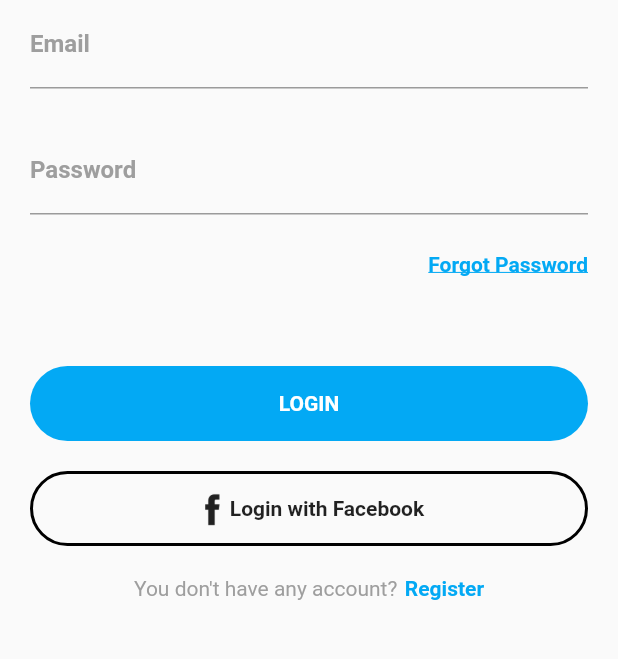
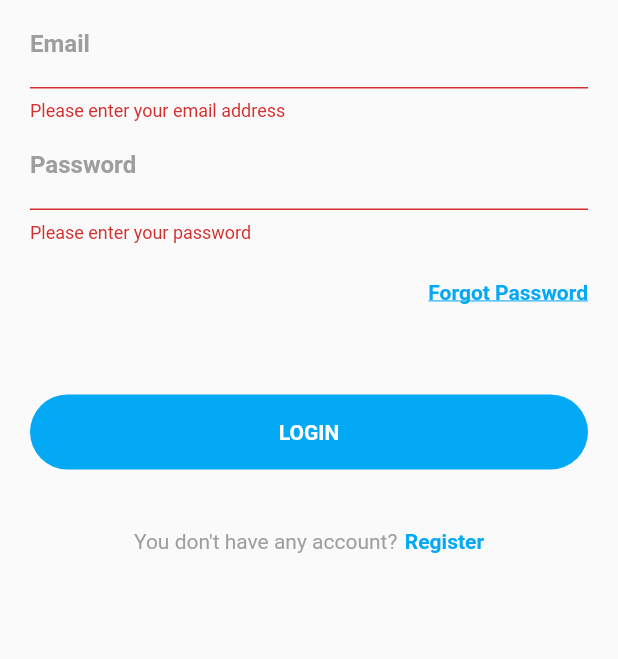
Before and after one commit to kirkcharlesniv/viva_aranzazu, a Flutter app: the LoginPage screen opened directly, after a tap on "LOGIN", on a phone screen of 412 x 824 dp, the part 246-905 px from its top. Run offline on Flutter 3.47's test engine with Material 2 defaults, Android fonts, the phone set to English and light mode, and no system bars; our stand-ins replace bloc, built_collection, built_value, cached_network_image, firebase_auth, flutter_bloc and 4 more; missing offline and left inert: transformer_page_view; accounts and stored records are empty; generated files the repository leaves out were written again; Roboto replaces fonts that are missing (MontSerrat, Montserrat); statements that could not run were skipped.

Commit message:
Login, Register Firebase Implementation

```diff
--- /dev/null
+++ b/lib/services/auth_service.dart
@@ -0,0 +1,37 @@
+import 'package:firebase_auth/firebase_auth.dart';
+
+class AuthService {
+  final FirebaseAuth _firebaseAuth = FirebaseAuth.instance;
+
+  Stream<String> get onAuthStateChanged =>
+      _firebaseAuth.onAuthStateChanged.map((FirebaseUser user) => user?.uid);
+
+  Future<String> createUserWithEmailAndPassword(
+      String email, String password, String name) async {
+    final currentUser = await _firebaseAuth.createUserWithEmailAndPassword(
+      email: email,
+      password: password,
+    );
+
+    FirebaseUser user = await _firebaseAuth.currentUser();
+
+    // Update the username
+    var userUpdateInfo = UserUpdateInfo();
+    userUpdateInfo.displayName = name;
+    await user.updateProfile(userUpdateInfo);
+    await user.reload();
+    return user.uid;
+  }
+
+  Future<String> signInWithEmailAndPassword(
+      String email, String password) async {
+    return (await _firebaseAuth.signInWithEmailAndPassword(
+            email: email, password: password))
+        .user
+        .uid;
+  }
+
+  signOut() {
+    return _firebaseAuth.signOut();
+  }
+}
--- a/lib/widgets/authentication/login.dart
+++ b/lib/widgets/authentication/login.dart
@@ -1,4 +1,5 @@
 import 'package:flutter/material.dart';
+import 'package:viva_aranzazu/widgets/authentication/provider.dart';
 
 class LoginPage extends StatefulWidget {
   @override
@@ -6,6 +7,10 @@ class LoginPage extends StatefulWidget {
 }
 
 class _LoginPageState extends State<LoginPage> {
+  final formKey = GlobalKey<FormState>();
+  String _email, _password;
+  bool _autoValidate = false;
+
   @override
   Widget build(BuildContext context) {
     return Scaffold(
@@ -45,29 +50,12 @@ class _LoginPageState extends State<LoginPage> {
               margin: EdgeInsets.only(top: 0, left: 20, right: 20),
               child: Column(
                 children: <Widget>[
-              TextField(
-                //TODO: IMPLEMENT DATA VALIDATION
-                decoration: InputDecoration(
-                    labelText: 'Email',
-                    labelStyle: TextStyle(
-                      fontFamily: 'MontSerrat',
-                      fontWeight: FontWeight.bold,
-                      color: Colors.grey,
-                    )),
+                  Form(
+                    key: formKey,
+                    autovalidate: _autoValidate,
+                    child: Column(
+                      children: buildInputs(),
                     ),
-              SizedBox(
-                height: 25,
-              ),
-              TextField(
-                //TODO: IMPLEMENT DATA VALIDATION
-                decoration: InputDecoration(
-                    labelText: 'Password',
-                    labelStyle: TextStyle(
-                      fontFamily: 'MontSerrat',
-                      fontWeight: FontWeight.bold,
-                      color: Colors.grey,
-                    )),
-                obscureText: true,
                   ),
                   Container(
                     alignment: Alignment.centerRight,
@@ -104,50 +92,16 @@ class _LoginPageState extends State<LoginPage> {
                       ),
                     ),
                     onTap: () {
-                  print("Tapped on Login button");
-                  //TODO: LOGIN ON FIREBASE DATABASE
+                      if (formKey.currentState.validate()) {
+                        submit();
+                      } else {
+                        _autoValidate = true;
+                      }
                     },
                   ),
                   SizedBox(
                     height: 20,
                   ),
-              GestureDetector(
-                  child: Container(
-                    height: 50,
-                    child: Material(
-                      color: Colors.transparent,
-                      child: Container(
-                        decoration: BoxDecoration(
-                            border: Border.all(
-                              color: Colors.black,
-                              style: BorderStyle.solid,
-                              width: 2,
-                            ),
-                            borderRadius: BorderRadius.circular(30)),
-                        child: Row(
-                          mainAxisAlignment: MainAxisAlignment.center,
-                          children: <Widget>[
-                            Center(
-                              child:
-                                  ImageIcon(AssetImage('assets/facebook.png')),
-                            ),
-                            Center(
-                              child: Text(
-                                'Login with Facebook',
-                                style: TextStyle(
-                                    fontFamily: 'Montserrat',
-                                    fontWeight: FontWeight.bold),
-                              ),
-                            )
-                          ],
-                        ),
-                      ),
-                    ),
-                  ),
-                  onTap: () {
-                    print('Tapped on Facebook');
-                    //TODO: LOGIN USING FACEBOOK
-                  }),
                 ],
               ),
             ),
@@ -181,4 +135,67 @@ class _LoginPageState extends State<LoginPage> {
           ],
         ));
   }
+
+  List<Widget> buildInputs() {
+    List<Widget> textFields = [];
+    textFields.add(
+      TextFormField(
+        onSaved: (value) => _email = value,
+        validator: (value) => validateEmail(value),
+        decoration: InputDecoration(
+            labelText: 'Email',
+            labelStyle: TextStyle(
+              fontFamily: 'MontSerrat',
+              fontWeight: FontWeight.bold,
+              color: Colors.grey,
+            )),
+      ),
+    );
+    textFields.add(
+      TextFormField(
+        onSaved: (value) => _password = value,
+        validator: (value) {
+          if (value.isEmpty) return 'Please enter your password';
+          return null;
+        },
+        decoration: InputDecoration(
+            labelText: 'Password',
+            labelStyle: TextStyle(
+              fontFamily: 'MontSerrat',
+              fontWeight: FontWeight.bold,
+              color: Colors.grey,
+            )),
+        obscureText: true,
+      ),
+    );
+    return textFields;
   }
+
+  void submit() async {
+    final form = formKey.currentState;
+    form.save();
+
+    try {
+      final authService = Provider
+          .of(context)
+          .authService;
+      String uid =
+      await authService.signInWithEmailAndPassword(_email, _password);
+      print("Signed in with ID $uid");
+      Navigator.of(context).pushReplacementNamed('/home');
+    } catch (e) {
+      print(e);
+    }
+  }
+
+  String validateEmail(String value) {
+    Pattern pattern =
+        r'^(([^<>()[\]\\.,;:\s@\"]+(\.[^<>()[\]\\.,;:\s@\"]+)*)|(\".+\"))@((\[[0-9]{1,3}\.[0-9]{1,3}\.[0-9]{1,3}\.[0-9]{1,3}\])|(([a-zA-Z\-0-9]+\.)+[a-zA-Z]{2,}))$';
+    RegExp regex = new RegExp(pattern);
+    if (value.isEmpty) return 'Please enter your email address';
+    if (!regex.hasMatch(value))
+      return 'Please enter a valid email.';
+    else
+      return null;
+  }
+}
--- /dev/null
+++ b/lib/widgets/authentication/provider.dart
@@ -0,0 +1,17 @@
+import 'package:flutter/material.dart';
+import 'package:viva_aranzazu/services/auth_service.dart';
+
+class Provider extends InheritedWidget {
+  final AuthService authService;
+
+  Provider({Key key, Widget child, this.authService})
+      : super(key: key, child: child);
+
+  @override
+  bool updateShouldNotify(InheritedWidget oldWidget) {
+    return true;
+  }
+
+  static Provider of(BuildContext context) =>
+      (context.inheritFromWidgetOfExactType(Provider) as Provider);
+}
--- a/pubspec.yaml
+++ b/pubspec.yaml
@@ -30,6 +30,8 @@ dependencies:
   flutter_widget_from_html: ^0.2.2+1
   transformer_page_view: ^0.1.6
   shared_preferences: ^0.5.3+4
+
+  provider: ^3.0.0+1
 
   # Firebase Dependencies
   firebase_core: ^0.4.0+8
```
Also changed, not shown: lib/main.dart (+27 -2 lines), lib/widgets/authentication/signup.dart (+108 -38 lines), lib/widgets/dashboard/image.dart (+13 -2 lines), pubspec.lock. Lines whose indentation alone changed are shown as unchanged.
